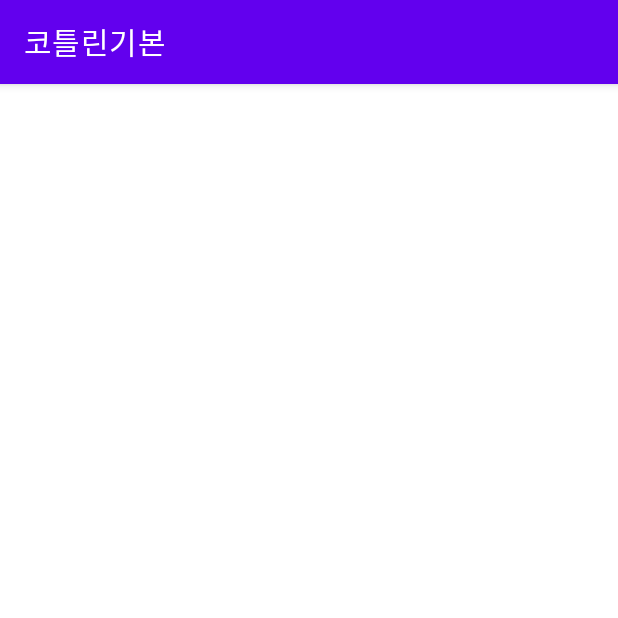
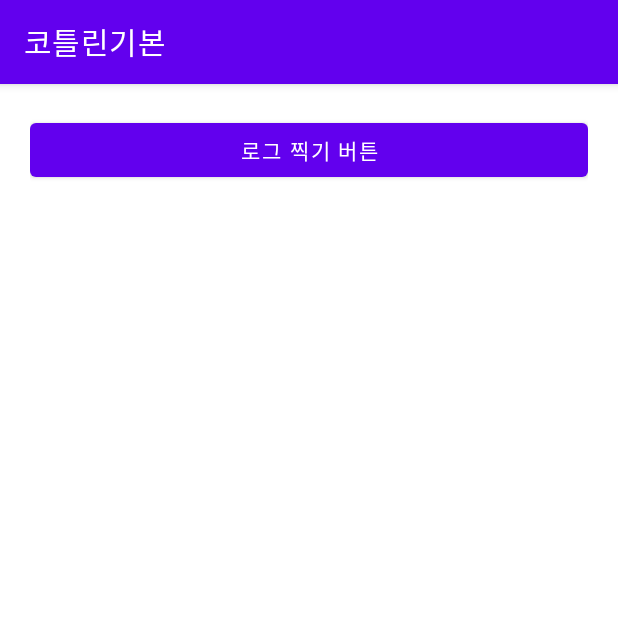
Before and after one commit to nepp-plus/KotlinBasic_20211113, an Android app: the screen it shows after launch (MainActivity), on a phone screen of 412 x 824 dp, the top half of it. Run offline under Robolectric (Android 15) with nearby library versions, the phone set to English and light mode, and no system bars.

Commit message:
임시 로그찍기 버튼 추가

```diff
--- a/app/src/main/res/layout/activity_main.xml
+++ b/app/src/main/res/layout/activity_main.xml
@@ -5,7 +5,12 @@
     android:layout_width="match_parent"
     android:layout_height="match_parent"
     android:orientation="vertical"
+    android:padding="20dp"
     tools:context=".MainActivity">
 
+    <Button
+        android:layout_width="match_parent"
+        android:layout_height="wrap_content"
+        android:text="로그 찍기 버튼" />
 
 </LinearLayout>
```
